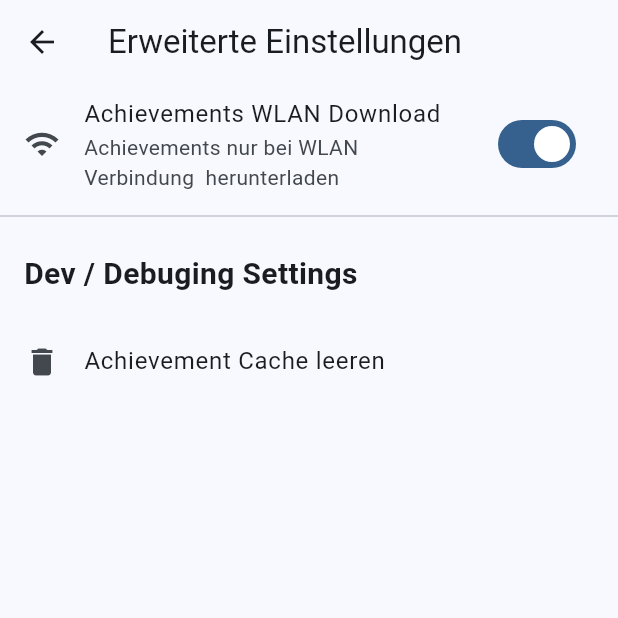
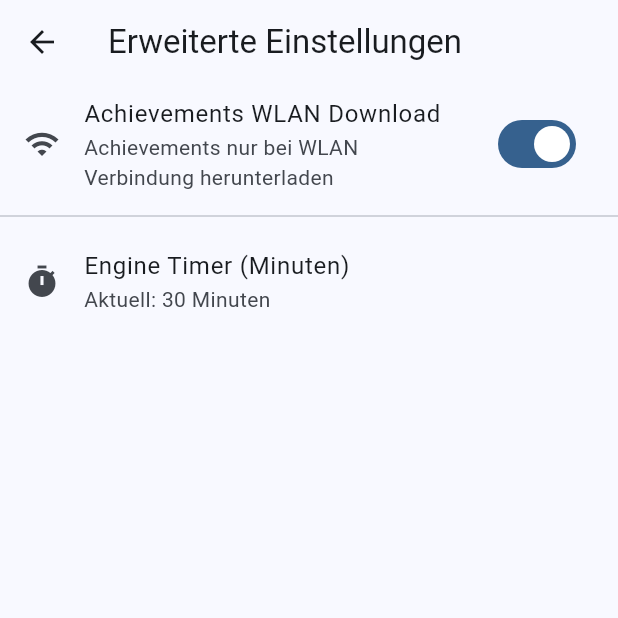
Before and after one commit to Farin25/real-live-achievement, a Flutter app: the screen it shows once a user with an empty profile is signed in, item 4 of the bottom bar chosen, after a tap on "Erweiterte Einstellungen", on a phone screen of 412 x 824 dp, the top half of it. Run offline on Flutter 3.47's test engine with Material 3 defaults, Android fonts, the phone set to English and light mode, and no system bars; our stand-ins replace connectivity_plus, flutter_dotenv, permission_handler, salomon_bottom_bar, shared_preferences, supabase_flutter and 1 more; accounts and stored records are empty; network calls fail.

Commit message:
add: achievment runner

```diff
--- a/lib/engine.dart
+++ b/lib/engine.dart
@@ -1,3 +1,4 @@
+//engine.dart
 import 'dart:convert';
 import 'package:supabase_flutter/supabase_flutter.dart';
 
--- a/lib/engine_helpers.dart
+++ b/lib/engine_helpers.dart
@@ -1 +1,73 @@
-class EngineRunner {}
+// engine_helpers.dart
+import 'dart:async';
+import 'engine.dart';
+import 'package:shared_preferences/shared_preferences.dart';
+
+class EngineRunner {
+  final int runEngineMinutes;
+  Timer? _timer;
+
+  EngineRunner._(this.runEngineMinutes);
+
+  static Future<EngineRunner> create() async {
+    final prefs = await SharedPreferences.getInstance();
+    final minutes = prefs.getInt('engineTimerMinutes') ?? 5;
+
+    return EngineRunner._(minutes);
+  }
+
+  void startWatching() {
+    // _watchLocation(); Auskommentiert weil kommt später
+
+    //_watchApp();
+
+    _watctchTime();
+
+    //_WatchSteps(); Auskommentiert weil kommt später
+  }
+
+  //void _watchApp() {
+  //Notifier().addListener(() {
+  //    runEngine();
+  //  });
+  // }
+
+  void _watctchTime() {
+    _timer?.cancel();
+
+    _timer = Timer.periodic(Duration(minutes: runEngineMinutes), (timer) {
+      print('Der Timer ist abgelaufen');
+      runEngine();
+    });
+  }
+}
+
+//startet die engine
+void runEngine() {
+  AchievementEngine();
+}
+
+//-----------------------------------------------------------------------
+//----------Engine Helpers -  Stellt die werte für die engine bereit-----
+//-----------------------------------------------------------------------
+class EngineHelpers {
+  EngineHelpers() {
+    updateThemeDays();
+  }
+
+  // datum siet dem Januar 1970, 00:00:00 UTC in tage umwandeln für thememdoe
+  Future<void> updateThemeDays() async {
+    final prefs = await SharedPreferences.getInstance();
+
+    // Timestamp laden
+    int? timestamp = prefs.getInt('themeChangeTime');
+
+    if (timestamp != null) {
+      DateTime lastChange = DateTime.fromMillisecondsSinceEpoch(timestamp);
+      int tageSeitLetztemChange = DateTime.now().difference(lastChange).inDays;
+
+      // Tage speichern
+      await prefs.setInt('tageSeitThemeChange', tageSeitLetztemChange);
+    }
+  }
+}
--- a/lib/main.dart
+++ b/lib/main.dart
@@ -5,6 +5,7 @@ import 'package:flutter_dotenv/flutter_dotenv.dart';
 import 'login.dart';
 import 'navbar.dart';
 import 'user_SessionManager.dart';
+import 'engine_helpers.dart';
 
 Future<void> main() async {
   WidgetsFlutterBinding.ensureInitialized();
@@ -14,6 +15,10 @@ Future<void> main() async {
     url: dotenv.env['SUPABASE_URL']!,
     anonKey: dotenv.env['SUPABASE_ANON_KEY']!,
   );
+
+  final engineRunner = await EngineRunner.create();
+  engineRunner.startWatching();
+  EngineHelpers();
 
   runApp(const MyApp());
 }
--- a/lib/settings.dart
+++ b/lib/settings.dart
@@ -452,7 +452,7 @@ class _Design extends State<Design> {
             subtitle: const Text("Meine Empfehlung: Immer an"),
             trailing: Switch(
               value: Theme.of(context).brightness == Brightness.dark,
-              onChanged: (Value) {
+              onChanged: (Value) async {
                 if (Value) {
                   widget.onThemeChanged(ThemeMode.dark);
                 } else {
@@ -460,6 +460,10 @@ class _Design extends State<Design> {
                 }
                 print(
                   "Dark Mode Settings Aktualliesiert auf: ThemeMMode = $ThemeMode.",
+                );
+                (await SharedPreferences.getInstance()).setInt(
+                  'themeChangeTime',
+                  DateTime.now().millisecondsSinceEpoch,
                 );
               },
             ),
@@ -470,6 +474,9 @@ class _Design extends State<Design> {
   }
 }
 
+//---------------------------------------
+//-------Erweitertte Einstellungen-------
+//---------------------------------------
 class AdvancedSettings extends StatefulWidget {
   const AdvancedSettings({super.key});
 
@@ -479,6 +486,7 @@ class AdvancedSettings extends StatefulWidget {
 
 class _AdvancedSettingsState extends State<AdvancedSettings> {
   bool achievementDownloadOverWifi = true;
+  int engineTimerMinutes = 5; // Standardwert
 
   @override
   void initState() {
@@ -492,42 +500,59 @@ class _AdvancedSettingsState extends State<AdvancedSettings> {
       appBar: AppBar(title: const Text("Erweiterte Einstellungen")),
       body: ListView(
         children: [
+          // WLAN Switch
           SwitchListTile(
             secondary: const Icon(Icons.wifi),
             title: const Text("Achievements WLAN Download"),
             subtitle: const Text(
-              "Achievements nur bei WLAN Verbindung  herunterladen",
+              "Achievements nur bei WLAN Verbindung herunterladen",
             ),
             value: achievementDownloadOverWifi,
             onChanged: (value) {
-              setState(() {
-                achievementDownloadOverWifi = value;
-              });
+              setState(() => achievementDownloadOverWifi = value);
               saveSettings();
-              print(
-                "Achievment Wlan Einstellungen Aktualliesiert: Achievments über Wlan Downlaoden = $achievementDownloadOverWifi",
-              );
             },
           ),
           const Divider(),
-          Padding(
-            padding: const EdgeInsets.all(16.0),
-            child: Text(
-              "Dev / Debuging Settings",
-              style: TextStyle(fontSize: 20, fontWeight: FontWeight.bold),
-            ),
-          ),
 
-          // Cache
+          // Timer Setting
           ListTile(
-            leading: const Icon(Icons.delete),
-            title: const Text("Achievement Cache leeren"),
+            leading: const Icon(Icons.timer),
+            title: const Text("Engine Timer (Minuten)"),
+            subtitle: Text("Aktuell: $engineTimerMinutes Minuten"),
             onTap: () async {
-              await UserLocalServices.clearAchievementCache();
+              final newValue = await showDialog<int>(
+                context: context,
+                builder: (context) {
+                  int tempValue = engineTimerMinutes;
+                  return AlertDialog(
+                    title: const Text("Achievments Prüfen"),
+                    content: TextField(
+                      keyboardType: TextInputType.number,
+                      decoration: const InputDecoration(labelText: "Minuten"),
+                      onChanged: (val) {
+                        tempValue = int.tryParse(val) ?? engineTimerMinutes;
+                      },
+                    ),
+                    actions: [
+                      TextButton(
+                        onPressed: () => Navigator.pop(context, null),
+                        child: const Text("Abbrechen"),
+                      ),
+                      TextButton(
+                        onPressed: () => Navigator.pop(context, tempValue),
+                        child: const Text("Speichern"),
+                      ),
+                    ],
+                  );
+                },
+              );
 
-              ScaffoldMessenger.of(context).showSnackBar(
-                const SnackBar(content: Text("Achievement Cache gelöscht")),
-              );
+              if (newValue != null) {
+                setState(() => engineTimerMinutes = newValue);
+                saveSettings();
+                print("Engine Timer auf $engineTimerMinutes Minuten gesetzt");
+              }
             },
           ),
         ],
@@ -535,22 +560,21 @@ class _AdvancedSettingsState extends State<AdvancedSettings> {
     );
   }
 
-  //settingspeichern
   Future<void> saveSettings() async {
     final prefs = await SharedPreferences.getInstance();
     await prefs.setBool(
       'achievementDownloadOverWifi',
       achievementDownloadOverWifi,
     );
+    await prefs.setInt('engineTimerMinutes', engineTimerMinutes);
   }
 
-  //Einstellungenladen
   Future<void> loadSettings() async {
     final prefs = await SharedPreferences.getInstance();
-
     setState(() {
       achievementDownloadOverWifi =
           prefs.getBool('achievementDownloadOverWifi') ?? true;
+      engineTimerMinutes = prefs.getInt('engineTimerMinutes') ?? 30;
     });
   }
 }
```
Also changed, not shown: 1 other file.
